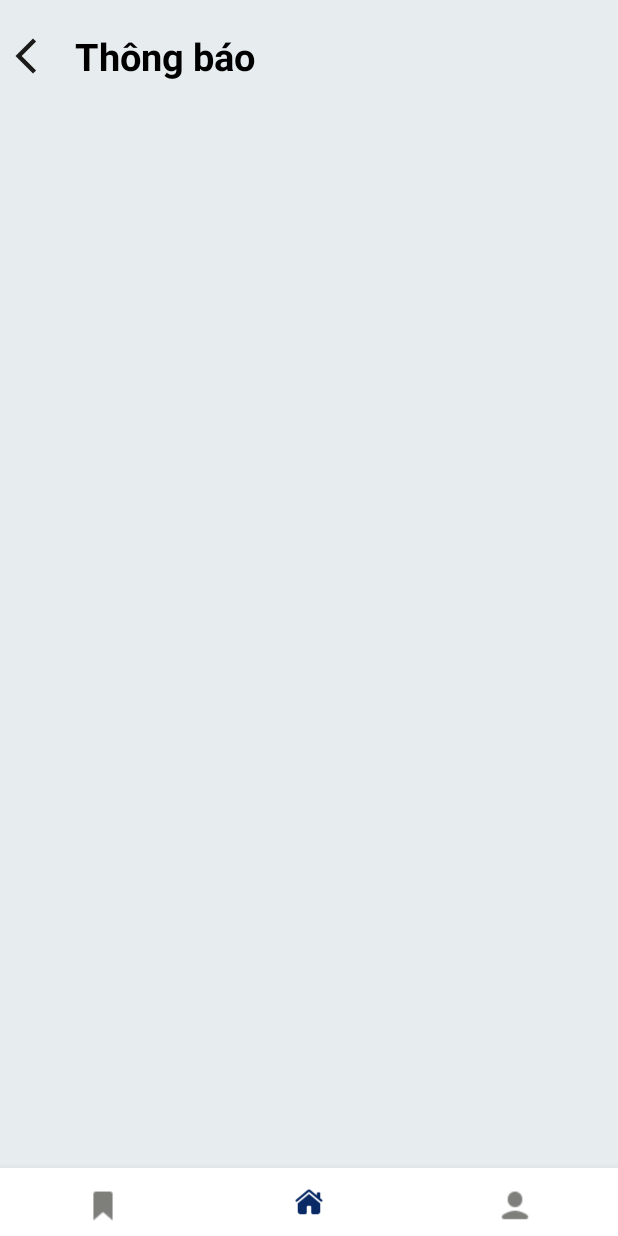
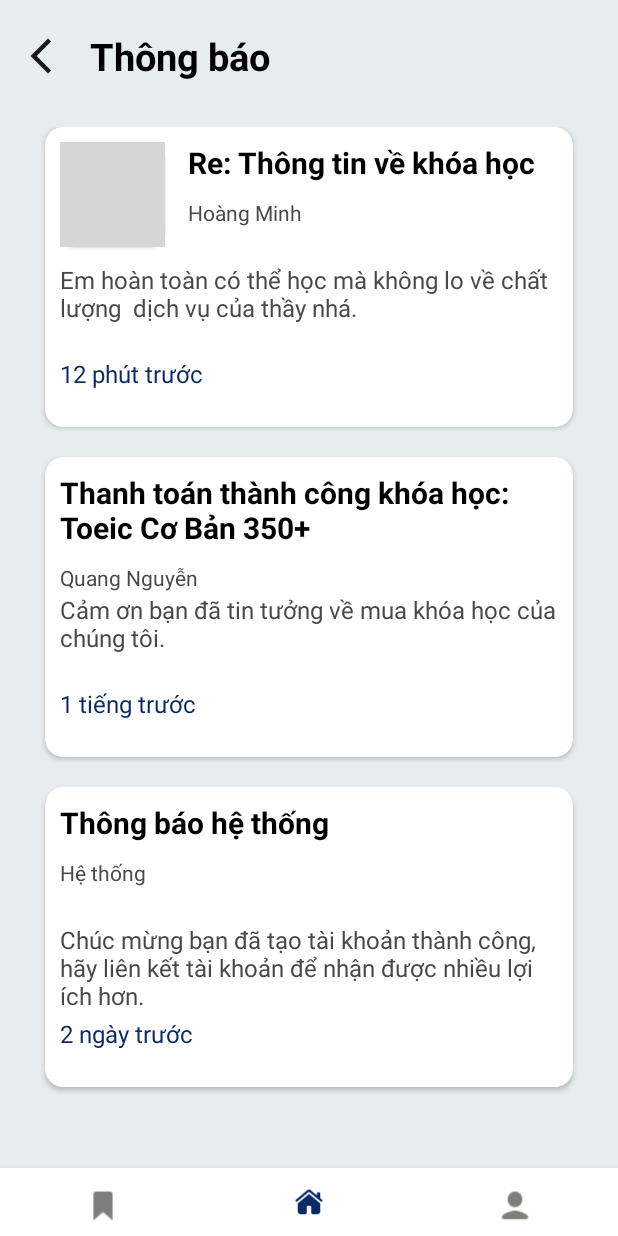
Before and after one commit to VanHauTran2001/AppLearningEnglish, an Android app: the fragment NotificationFragment placed in its activity, on a phone screen of 412 x 824 dp. Run offline under Robolectric (Android 15) with nearby library versions, the phone set to English and light mode, and no system bars; our stand-ins replace data binding; grey boxes are pictures that could not be loaded.

Commit message:
Huy update notification vs KhoaHocInfo

```diff
--- a/app/src/main/AndroidManifest.xml
+++ b/app/src/main/AndroidManifest.xml
@@ -13,6 +13,9 @@
         android:supportsRtl="true"
         android:theme="@style/Theme.AppStudyEnglish"
         tools:targetApi="31">
+        <activity
+            android:name=".ui.fragment.khoa_hoc_info.KhoaHocInfoActivity"
+            android:exported="false" />
         <activity
             android:name=".ui.quan_tri_vien.main_quan_tri_vien.MainQuanTriActivity"
             android:exported="false" />
--- a/app/src/main/java/com/example/appstudyenglish/model/KhoaHoc.java
+++ b/app/src/main/java/com/example/appstudyenglish/model/KhoaHoc.java
@@ -1,20 +1,24 @@
 package com.example.appstudyenglish.model;
 
-public class KhoaHoc {
+import java.io.Serializable;
+
+public class KhoaHoc implements Serializable {
     private String maKhoaHoc;
     private int avatar;
     private String name;
     private String date;
     private int viewer;
+    private String title;
 
     public KhoaHoc(){}
 
-    public KhoaHoc(String maKhoaHoc, int avatar, String name, String date, int viewer) {
+    public KhoaHoc(String maKhoaHoc, int avatar, String name, String date, int viewer, String title) {
         this.maKhoaHoc = maKhoaHoc;
         this.avatar = avatar;
         this.name = name;
         this.date = date;
         this.viewer = viewer;
+        this.title = title;
     }
 
     public String getMaKhoaHoc() {
@@ -56,4 +60,12 @@ public class KhoaHoc {
     public void setViewer(int viewer) {
         this.viewer = viewer;
     }
+
+    public String getTitle() {
+        return title;
+    }
+
+    public void setTitle(String title) {
+        this.title = title;
+    }
 }
--- /dev/null
+++ b/app/src/main/java/com/example/appstudyenglish/model/ThongBao.java
@@ -0,0 +1,69 @@
+package com.example.appstudyenglish.model;
+
+public class ThongBao {
+    private int maThongBao;
+    private int avatar;
+    private String tieuDe;
+    private String nguoiGui;
+    private String noiDung;
+    private String time;
+
+    public ThongBao(){}
+
+    public ThongBao(int maThongBao, int avatar, String tieuDe, String nguoiGui, String noiDung, String time) {
+        this.maThongBao = maThongBao;
+        this.avatar = avatar;
+        this.tieuDe = tieuDe;
+        this.nguoiGui = nguoiGui;
+        this.noiDung = noiDung;
+        this.time = time;
+    }
+
+    public int getMaThongBao() {
+        return maThongBao;
+    }
+
+    public void setMaThongBao(int maThongBao) {
+        this.maThongBao = maThongBao;
+    }
+
+    public int getAvatar() {
+        return avatar;
+    }
+
+    public void setAvatar(int avatar) {
+        this.avatar = avatar;
+    }
+
+    public String getTieuDe() {
+        return tieuDe;
+    }
+
+    public void setTieuDe(String tieuDe) {
+        this.tieuDe = tieuDe;
+    }
+
+    public String getNguoiGui() {
+        return nguoiGui;
+    }
+
+    public void setNguoiGui(String nguoiGui) {
+        this.nguoiGui = nguoiGui;
+    }
+
+    public String getNoiDung() {
+        return noiDung;
+    }
+
+    public void setNoiDung(String noiDung) {
+        this.noiDung = noiDung;
+    }
+
+    public String getTime() {
+        return time;
+    }
+
+    public void setTime(String time) {
+        this.time = time;
+    }
+}
--- a/app/src/main/java/com/example/appstudyenglish/ui/fragment/home/HomeFragment.java
+++ b/app/src/main/java/com/example/appstudyenglish/ui/fragment/home/HomeFragment.java
@@ -17,6 +17,7 @@ import com.example.appstudyenglish.databinding.FragmentHomeBinding;
 import com.example.appstudyenglish.model.KhoaHoc;
 import com.example.appstudyenglish.ui.fragment.notification.NotificationFragment;
 import com.example.appstudyenglish.ui.fragment.search.SearchFragment;
+import com.example.appstudyenglish.ui.fragment.thong_tin_vstep.ThongTinVstepFragment;
 
 import java.util.ArrayList;
 import java.util.List;
@@ -55,14 +56,14 @@ public class HomeFragment extends Fragment  implements KhoaHocAdapter.IKhoaHoc {
 
     private void addData() {
         listKhoaHoc = new ArrayList<>();
-        listKhoaHoc.add(new KhoaHoc("H1",R.drawable.img_test,"Chứng chỉ Vstep là gì ?","19/05/2001",2001));
-        listKhoaHoc.add(new KhoaHoc("H1",R.drawable.img_test,"Hậu môn là ai ?","06/09/2021",2001));
-        listKhoaHoc.add(new KhoaHoc("H1",R.drawable.img_test,"Khi nào cần học Tiếng anh ?","19/05/2001",2001));
+        listKhoaHoc.add(new KhoaHoc("H1",R.drawable.img_test,"Chứng chỉ Vstep là gì ?","19/05/2001",2001,""));
+        listKhoaHoc.add(new KhoaHoc("H1",R.drawable.img_test,"Hậu môn là ai ?","06/09/2021",2001,""));
+        listKhoaHoc.add(new KhoaHoc("H1",R.drawable.img_test,"Khi nào cần học Tiếng anh ?","19/05/2001",2001,""));
 
         listKhoaHoc2 = new ArrayList<>();
-        listKhoaHoc2.add(new KhoaHoc("H1",R.drawable.img_test,"Level A0","2 tuần",2301));
-        listKhoaHoc2.add(new KhoaHoc("H1",R.drawable.img_test,"Level A1","3 tuần",3343));
-        listKhoaHoc2.add(new KhoaHoc("H1",R.drawable.img_test,"Level A2","8 tuần",7663));
+        listKhoaHoc2.add(new KhoaHoc("H1",R.drawable.img_test,"Level A0","2 tuần",2301,""));
+        listKhoaHoc2.add(new KhoaHoc("H1",R.drawable.img_test,"Level A1","3 tuần",3343,""));
+        listKhoaHoc2.add(new KhoaHoc("H1",R.drawable.img_test,"Level A2","8 tuần",7663,""));
 
     }
 
@@ -110,6 +111,15 @@ public class HomeFragment extends Fragment  implements KhoaHocAdapter.IKhoaHoc {
 
     @Override
     public void onCLickKhoaHoc(int position,int check) {
-
+        if(check == 1){
+            ThongTinVstepFragment thongTinVstepFragment = new ThongTinVstepFragment();
+            Bundle bundle = new Bundle();
+            bundle.putSerializable("stepinfo",listKhoaHoc.get(position));
+            thongTinVstepFragment.setArguments(bundle);
+            FragmentTransaction fragmentTransaction = getFragmentManager().beginTransaction();
+            fragmentTransaction.replace(R.id.fragmentMain, thongTinVstepFragment);
+            fragmentTransaction.addToBackStack(ThongTinVstepFragment.TAG);
+            fragmentTransaction.commit();
+        }
     }
 }
--- a/app/src/main/java/com/example/appstudyenglish/ui/fragment/home/KhoaHocAdapter.java
+++ b/app/src/main/java/com/example/appstudyenglish/ui/fragment/home/KhoaHocAdapter.java
@@ -34,6 +34,12 @@ public class KhoaHocAdapter extends RecyclerView.Adapter<KhoaHocAdapter.KhoaHocV
         holder.binding.txtNameKH.setText(khoaHoc.getName());
         holder.binding.txtDateKH.setText(khoaHoc.getDate());
         holder.binding.txtViewer.setText(String.valueOf(khoaHoc.getViewer()));
+        holder.itemView.setOnClickListener(new View.OnClickListener() {
+            @Override
+            public void onClick(View view) {
+                iKhoaHoc.onCLickKhoaHoc(position,check);
+            }
+        });
     }
 
     @Override
--- /dev/null
+++ b/app/src/main/java/com/example/appstudyenglish/ui/fragment/notification/NotificationAdapter.java
@@ -0,0 +1,55 @@
+package com.example.appstudyenglish.ui.fragment.notification;
+
+import android.view.LayoutInflater;
+import android.view.ViewGroup;
+import androidx.annotation.NonNull;
+import androidx.recyclerview.widget.RecyclerView;
+import com.example.appstudyenglish.databinding.ItemNotificationBinding;
+import com.example.appstudyenglish.model.ThongBao;
+
+public class NotificationAdapter extends RecyclerView.Adapter<NotificationAdapter.NotificationViewHolder> {
+
+    private INotification iNotification;
+
+    public NotificationAdapter(INotification iKhoaHoc) {
+        this.iNotification = iKhoaHoc;
+    }
+
+    @NonNull
+    @Override
+    public NotificationViewHolder onCreateViewHolder(@NonNull ViewGroup parent, int viewType) {
+        ItemNotificationBinding binding = ItemNotificationBinding.inflate(LayoutInflater.from(parent.getContext()), parent, false);
+        return new NotificationViewHolder(binding);
+    }
+
+    @Override
+    public void onBindViewHolder(@NonNull NotificationViewHolder holder, int position) {
+        ThongBao thongBao = iNotification.getNotification(position);
+        holder.binding.txtContent.setText(thongBao.getTieuDe());
+        holder.binding.txtName.setText(thongBao.getNguoiGui());
+        holder.binding.txtTitle.setText(thongBao.getNoiDung());
+        holder.binding.txtDate.setText(thongBao.getTime());
+        if(thongBao.getAvatar() == 0){
+            holder.binding.cardViewNotifi.setVisibility(ViewGroup.GONE);
+        }else {
+            holder.binding.imgNotifi.setImageResource(thongBao.getAvatar());
+        }
+    }
+
+    @Override
+    public int getItemCount() {
+        return iNotification.getCount();
+    }
+
+    public interface INotification{
+        int getCount();
+        ThongBao getNotification(int position);
+    }
+    public class NotificationViewHolder extends RecyclerView.ViewHolder{
+        ItemNotificationBinding binding;
+        public NotificationViewHolder(@NonNull ItemNotificationBinding binding) {
+            super(binding.getRoot());
+            this.binding = binding;
+        }
+    }
+}
--- a/app/src/main/java/com/example/appstudyenglish/ui/fragment/notification/NotificationFragment.java
+++ b/app/src/main/java/com/example/appstudyenglish/ui/fragment/notification/NotificationFragment.java
@@ -4,24 +4,47 @@ import android.os.Bundle;
 
 import androidx.databinding.DataBindingUtil;
 import androidx.fragment.app.Fragment;
+import androidx.recyclerview.widget.LinearLayoutManager;
+
 import android.view.LayoutInflater;
 import android.view.View;
 import android.view.ViewGroup;
 import com.example.appstudyenglish.R;
 import com.example.appstudyenglish.databinding.FragmentNotificationBinding;
+import com.example.appstudyenglish.model.ThongBao;
 
-public class NotificationFragment extends Fragment {
+import java.util.ArrayList;
+import java.util.List;
+
+public class NotificationFragment extends Fragment implements NotificationAdapter.INotification {
 
     private FragmentNotificationBinding binding;
     private View view;
     public static final String TAG = NotificationFragment.class.getName();
+    private List<ThongBao> thongBaoList;
+    private NotificationAdapter notificationAdapter;
 
     @Override
     public View onCreateView(LayoutInflater inflater, ViewGroup container, Bundle savedInstanceState) {
         binding = DataBindingUtil.inflate(inflater,R.layout.fragment_notification, container, false);
         view = binding.getRoot();
         onClick();
+        addData();
+        initRecyclerview();
         return view;
+    }
+
+    private void initRecyclerview() {
+        notificationAdapter = new NotificationAdapter(this);
+        binding.rcvNotification.setLayoutManager(new LinearLayoutManager(getContext()));
+        binding.rcvNotification.setAdapter(notificationAdapter);
+    }
+
+    private void addData() {
+        thongBaoList = new ArrayList<>();
+        thongBaoList.add(new ThongBao(1,R.drawable.img_test,"Re: Thông tin về khóa học","Hoàng Minh","Em hoàn toàn có thể học mà không lo về chất lượng  dịch vụ của thầy nhá. ","12 phút trước"));
+        thongBaoList.add(new ThongBao(2,0,"Thanh toán thành công khóa học: Toeic Cơ Bản 350+","Quang Nguyễn","Cảm ơn bạn đã tin tưởng về mua khóa học của chúng tôi.","1 tiếng trước"));
+        thongBaoList.add(new ThongBao(3,0,"Thông báo hệ thống","Hệ thống","Chúc mừng bạn đã tạo tài khoản thành công, hãy liên kết tài khoản để nhận được nhiều lợi ích hơn. ","2 ngày trước"));
     }
 
     private void onClick() {
@@ -32,4 +55,14 @@ public class NotificationFragment extends Fragment {
             }
         });
     }
+
+    @Override
+    public int getCount() {
+        return thongBaoList.size();
+    }
+
+    @Override
+    public ThongBao getNotification(int position) {
+        return thongBaoList.get(position);
+    }
 }
--- a/app/src/main/res/layout/fragment_home.xml
+++ b/app/src/main/res/layout/fragment_home.xml
@@ -46,9 +46,9 @@
                     android:layout_width="35dp"
                     android:layout_height="35dp"
                     android:layout_toStartOf="@+id/btnNotification"
+                    android:background="?attr/selectableItemBackground"
                     android:paddingTop="5dp"
-                    android:src="@drawable/icon_search"
-                    android:background="?attr/selectableItemBackground"/>
+                    android:src="@drawable/icon_search" />
                 <ImageView
                     android:id="@+id/btnNotification"
                     android:layout_width="40dp"
--- a/app/src/main/res/layout/fragment_notification.xml
+++ b/app/src/main/res/layout/fragment_notification.xml
@@ -11,13 +11,16 @@
         <RelativeLayout
             android:layout_width="match_parent"
             android:layout_height="wrap_content"
-            android:paddingTop="20dp">
+            android:paddingTop="20dp"
+            android:paddingLeft="10dp">
+
             <ImageView
                 android:id="@+id/btnBack"
                 android:layout_width="wrap_content"
                 android:layout_height="wrap_content"
+                android:padding="3dp"
                 android:src="@drawable/ic_back"
-                android:padding="3dp"/>
+                android:background="?attr/selectableItemBackground"/>
             <TextView
                 android:layout_width="wrap_content"
                 android:layout_height="wrap_content"
@@ -32,6 +35,7 @@
             android:id="@+id/rcvNotification"
             android:layout_width="match_parent"
             android:layout_height="match_parent"
-            android:padding="10dp"/>
+            android:padding="10dp"
+            android:layout_marginTop="20dp"/>
     </LinearLayout>
 </layout>
--- a/app/src/main/res/layout/item_notification.xml
+++ b/app/src/main/res/layout/item_notification.xml
@@ -7,7 +7,9 @@
         android:orientation="vertical"
         android:elevation="8dp"
         app:cardCornerRadius="12dp"
-        android:layout_margin="20dp">
+        android:layout_marginRight="20dp"
+        android:layout_marginLeft="20dp"
+        android:layout_marginBottom="20dp">
         <LinearLayout
             android:layout_width="match_parent"
             android:layout_height="200dp"
@@ -18,7 +20,40 @@
                 android:layout_height="0dp"
                 android:layout_weight="4.5"
                 android:orientation="horizontal">
-
+                <androidx.cardview.widget.CardView
+                    android:id="@+id/cardViewNotifi"
+                    android:layout_width="70dp"
+                    android:layout_height="70dp"
+                    android:elevation="2dp"
+                    app:cardCornerRadius="12dp"
+                    android:layout_marginRight="15dp">
+                    <ImageView
+                        android:id="@+id/imgNotifi"
+                        android:layout_width="match_parent"
+                        android:layout_height="match_parent"
+                        android:scaleType="fitXY"
+                        android:src="@drawable/img_test"/>
+                </androidx.cardview.widget.CardView>
+                <LinearLayout
+                    android:layout_width="match_parent"
+                    android:layout_height="match_parent"
+                    android:orientation="vertical">
+                    <TextView
+                        android:id="@+id/txtContent"
+                        android:layout_width="wrap_content"
+                        android:layout_height="wrap_content"
+                        android:text="Re: Thông tin về khóa học"
+                        android:textColor="@color/black"
+                        android:textStyle="bold"
+                        android:textSize="20dp"/>
+                    <TextView
+                        android:id="@+id/txtName"
+                        android:layout_width="wrap_content"
+                        android:layout_height="wrap_content"
+                        android:text="Hoàng Minh"
+                        android:layout_marginTop="10dp"
+                        android:textColor="#494747"/>
+                </LinearLayout>
             </LinearLayout>
             <RelativeLayout
                 android:layout_width="match_parent"
@@ -26,6 +61,7 @@
                 android:layout_weight="3.5">
 
                 <TextView
+                    android:id="@+id/txtTitle"
                     android:layout_width="wrap_content"
                     android:layout_height="wrap_content"
                     android:text="Em hoàn toàn có thể học mà không lo về chất lượng dịch vụ của thầy nhá."
@@ -36,12 +72,14 @@
                 android:layout_width="match_parent"
                 android:layout_height="0dp"
                 android:layout_weight="2">
+
                 <TextView
+                    android:id="@+id/txtDate"
                     android:layout_width="wrap_content"
                     android:layout_height="wrap_content"
                     android:text="12 phút trước"
-                    android:textSize="16dp"
-                    android:textColor="@color/login_text"/>
+                    android:textColor="@color/login_text"
+                    android:textSize="16dp" />
             </RelativeLayout>
         </LinearLayout>
     </androidx.cardview.widget.CardView>
--- a/app/src/main/res/values/strings.xml
+++ b/app/src/main/res/values/strings.xml
@@ -1,6 +1,7 @@
 <resources>
     <string name="app_name">Learning English</string>
     <string name="lay_lai_mat_khau">Bạn quên mất mật khẩu? Nhập địa chỉ Email để lấy lại mật khẩu của bạn thông qua Email.</string>
+    <string name="title_test">Chứng chỉ Vstep là chứng chỉ tiếng anh A2, B1, B2, C1 theo khung năng lực ngoại ngữ 6 bậc dành cho Việt Nam do các trường ủy quyền của Bộ giáo dục và Đào tạo cấp. Chứng chỉ Vstep là chứng chỉ tiếng anh A2, B1, B2, C1 theo khung năng lực ngoại ngữ 6 bậc dành cho Việt Nam do các trường ủy quyền của Bộ giáo dục và Đào tạo cấp.</string>
     <!-- TODO: Remove or change this placeholder text -->
     <string name="hello_blank_fragment">Hello blank fragment</string>
 </resources>
```
Also changed, not shown: app/src/main/java/com/example/appstudyenglish/ui/fragment/khoa_hoc_info/KhoaHocInfoActivity.java (added, +16 -0 lines), app/src/main/java/com/example/appstudyenglish/ui/fragment/thong_tin_vstep/ThongTinVstepFragment.java (added, +46 -0 lines), app/src/main/res/layout/activity_khoa_hoc_info.xml (added, +9 -0 lines), app/src/main/res/layout/fragment_thong_tin_vstep.xml (added, +67 -0 lines).
